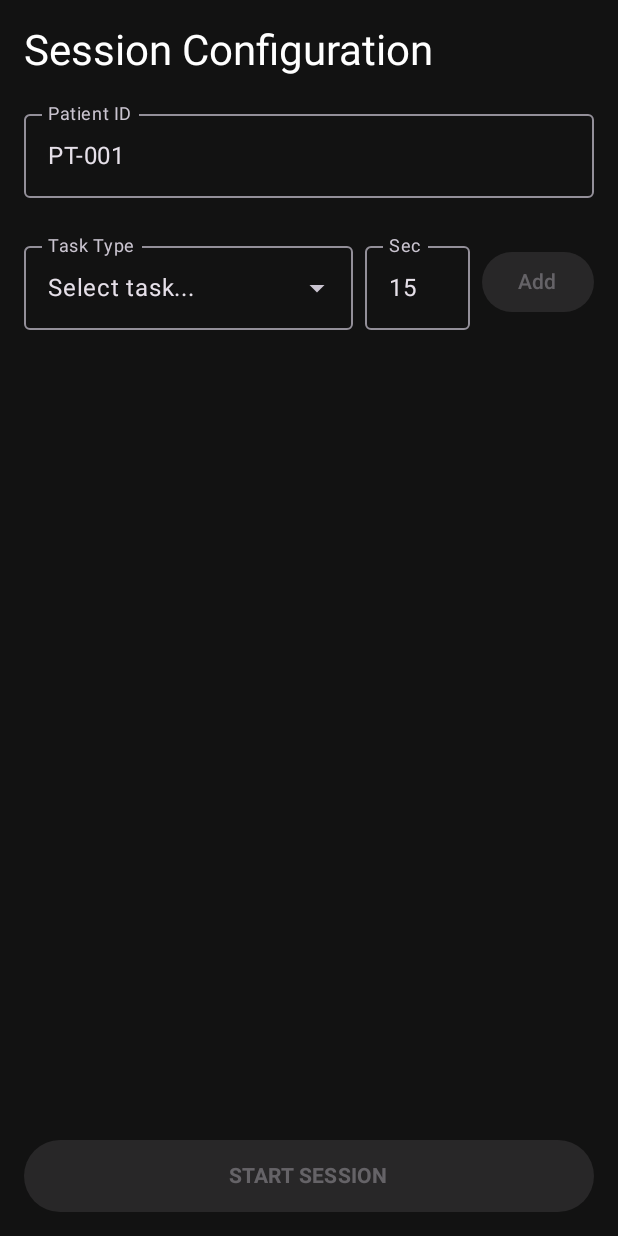
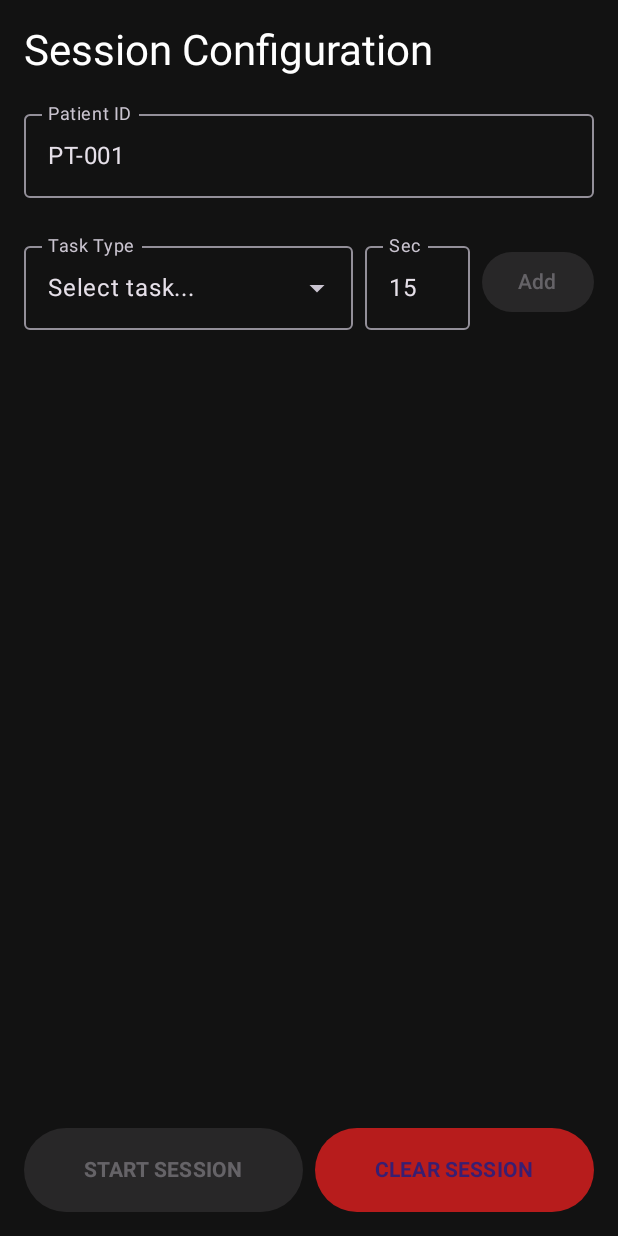
Before and after one commit to bogyoGH/RehabApp_thesis, an Android app built with Jetpack Compose: the screen it shows after launch (MainActivity), on a phone screen of 412 x 824 dp. Run offline under Robolectric (Android 15) with nearby library versions, the phone set to English and light mode, and no system bars.

Commit message:
Add 'Clear Session' functionality in session configuration.
- Introduced `onClearSession` callback to clear the selected tasks.
- Added a confirmation dialog in `ConfigScreen` for clearing tasks.
- Updated UI to include a "Clear Session" button alongside the "Start Session" button.

```diff
--- a/composeApp/src/commonMain/kotlin/org/example/project/ui/App.kt
+++ b/composeApp/src/commonMain/kotlin/org/example/project/ui/App.kt
@@ -39,6 +39,9 @@ fun App() {
                             viewModel.startSession(selectedTasks)
                             currentScreen = Screen.Execution
                         }
+                    },
+                    onClearSession = {
+                        selectedTasks.clear()
                     }
                 )
 
--- a/composeApp/src/commonMain/kotlin/org/example/project/ui/ConfigScreen.kt
+++ b/composeApp/src/commonMain/kotlin/org/example/project/ui/ConfigScreen.kt
@@ -22,11 +22,13 @@ fun ConfigScreen(
     patientId: String,
     onPatientIdChange: (String) -> Unit,
     selectedTasks: MutableList<ScheduledTask>,
-    onStart: () -> Unit
+    onStart: () -> Unit,
+    onClearSession: () -> Unit
 ) {
     var expanded by remember { mutableStateOf(false) }
     var selectedTaskType by remember { mutableStateOf<RehabTaskType?>(null) }
     var taskDuration by remember { mutableStateOf("15") }
+    var showClearSessionDialog by remember { mutableStateOf(false) }
 
     Column(modifier = Modifier.fillMaxSize().padding(16.dp)) {
         Text("Session Configuration", style = MaterialTheme.typography.headlineMedium, color = Color.White)
@@ -103,7 +105,10 @@ fun ConfigScreen(
                     modifier = Modifier.padding(vertical = 4.dp).fillMaxWidth(),
                     colors = CardDefaults.cardColors(containerColor = MaterialTheme.colorScheme.surface)
                 ) {
-                    Row(modifier = Modifier.padding(16.dp), verticalAlignment = Alignment.CenterVertically) {
+                    Row(
+                        modifier = Modifier.padding(16.dp),
+                        verticalAlignment = Alignment.CenterVertically
+                    ) {
                         Text(task.displayName, modifier = Modifier.weight(1f), fontWeight = FontWeight.Medium)
                         Text("${task.duration}s", color = Color.Gray, modifier = Modifier.padding(horizontal = 8.dp))
                         IconButton(onClick = { selectedTasks.remove(task) }) {
@@ -113,14 +118,51 @@ fun ConfigScreen(
                 }
             }
         }
+        Row(
+            modifier = Modifier.fillMaxWidth().padding(top = 8.dp),
+            horizontalArrangement = Arrangement.spacedBy(8.dp)
+        ) {
+            Button(
+                onClick = onStart,
+                modifier = Modifier.weight(1f).height(56.dp),
+                enabled = selectedTasks.isNotEmpty(),
+                colors = ButtonDefaults.buttonColors(containerColor = Color(0xFF9C27B0))
+            ) {
+                Text("START SESSION", fontWeight = FontWeight.Bold)
+            }
+            Button(
+                onClick = { showClearSessionDialog = true },
+                modifier = Modifier.weight(1f).height(56.dp),
+                colors = ButtonDefaults.buttonColors(containerColor = Color(0xFFB71C1C))
+            ) {
+                Text("CLEAR SESSION", fontWeight = FontWeight.Bold)
+            }
 
-        Button(
-            onClick = onStart,
-            modifier = Modifier.fillMaxWidth().height(56.dp).padding(top = 8.dp),
-            enabled = selectedTasks.isNotEmpty(),
-            colors = ButtonDefaults.buttonColors(containerColor = Color(0xFF9C27B0))
-        ) {
-            Text("START SESSION", fontWeight = FontWeight.Bold)
+            if (showClearSessionDialog) {
+                AlertDialog(
+                    onDismissRequest = { showClearSessionDialog = false },
+                    title = { Text("Törlés megerősítése") },
+                    text = { Text("Biztosan szeretné törölni a feladatokat?") },
+                    confirmButton = {
+                        TextButton(
+                            onClick = {
+                                selectedTasks.clear() // Ez üríti ki a listát
+                                showClearSessionDialog = false
+                            }
+                        ) {
+                            Text("Igen", color = Color(0xFFEF5350)) // Pirosas szín a törlésnek
+                        }
+                    },
+                    dismissButton = {
+                        TextButton(
+                            onClick = { showClearSessionDialog = false }
+                        ) {
+                            Text("Nem", color = Color.White)
+                        }
+                    },
+                    containerColor = MaterialTheme.colorScheme.surface
+                )
+            }
         }
     }
 }
```
